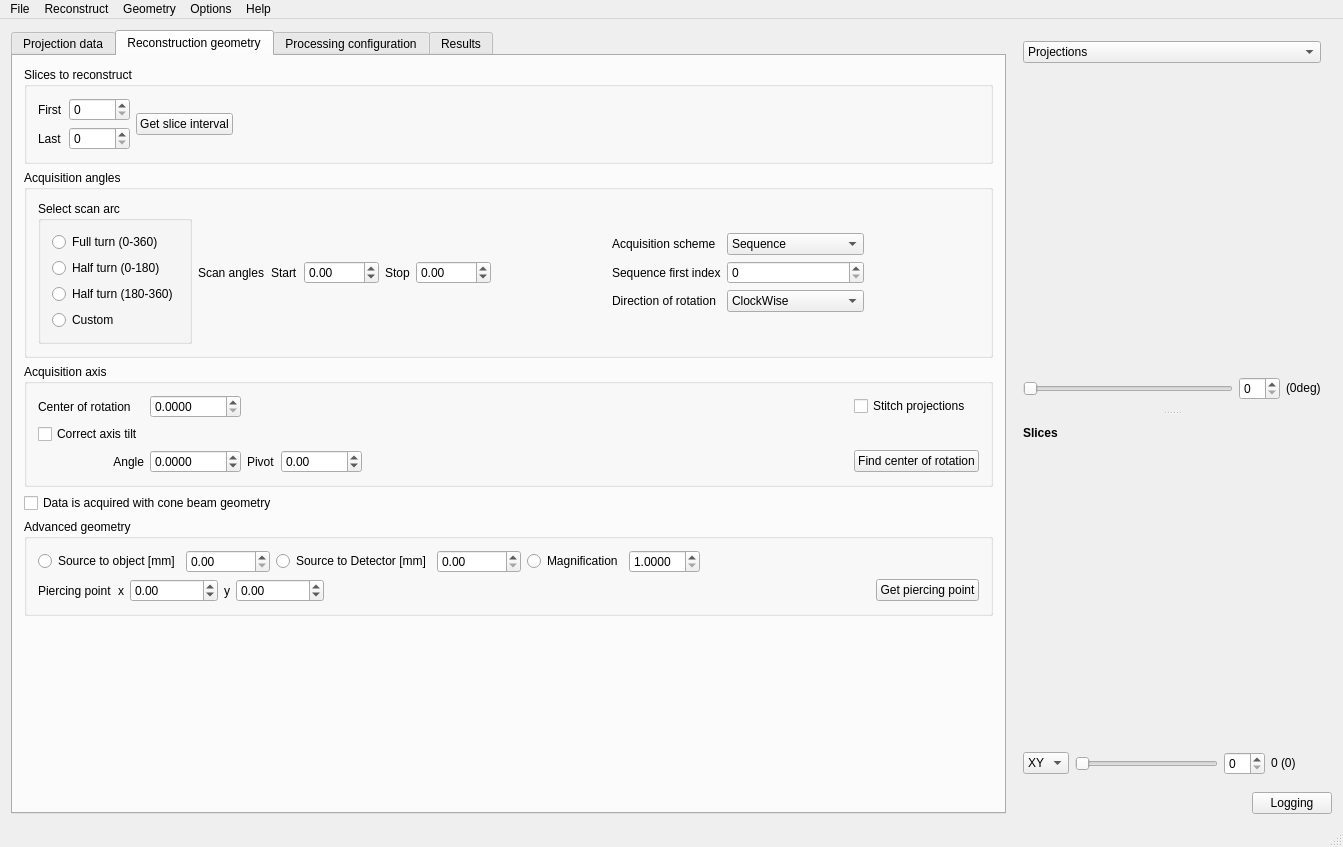
Before: the Qt Designer form applications/muhrec/src/muhrecmainwindow.ui in neutronimaging/imagingsuite, drawn with Qt 5.
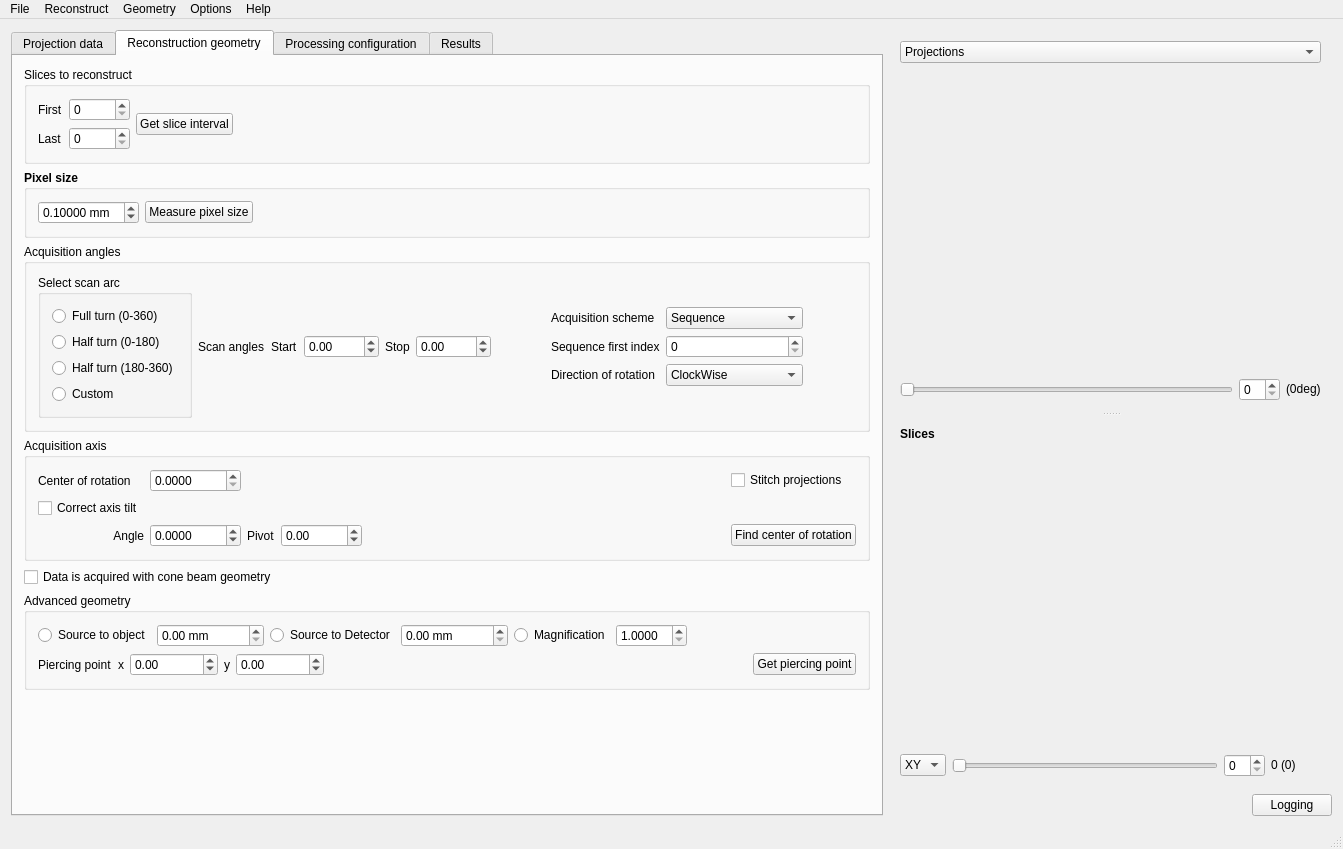
After: the same form once the commit is applied. The open tabs and pages were chosen to show the change. Custom widgets are drawn as their Qt base class.

Commit message: Updated GUI and fixed missing linkage to armadillo.

Patch:
```diff
--- a/applications/muhrec/src/muhrecmainwindow.ui
+++ b/applications/muhrec/src/muhrecmainwindow.ui
@@ -7,7 +7,7 @@
     <x>0</x>
     <y>0</y>
     <width>1343</width>
-    <height>847</height>
+    <height>849</height>
    </rect>
   </property>
   <property name="windowTitle">
@@ -68,16 +68,6 @@
                <string>Projection images</string>
               </property>
               <layout class="QGridLayout" name="gridLayout_2">
-               <item row="2" column="3">
-                <widget class="QPushButton" name="pushButton_measurePixelSize">
-                 <property name="toolTip">
-                  <string>A tool to estimate the pixel size. &lt;br /&gt;Requires an image of an object with known dimensions.</string>
-                 </property>
-                 <property name="text">
-                  <string>Measure</string>
-                 </property>
-                </widget>
-               </item>
                <item row="2" column="8">
                 <widget class="QComboBox" name="comboProjectionStyle">
                  <property name="toolTip">
@@ -413,34 +403,6 @@
                  </property>
                 </spacer>
                </item>
-               <item row="2" column="2">
-                <widget class="QDoubleSpinBox" name="dspinResolution">
-                 <property name="sizePolicy">
-                  <sizepolicy hsizetype="Maximum" vsizetype="Fixed">
-                   <horstretch>0</horstretch>
-                   <verstretch>0</verstretch>
-                  </sizepolicy>
-                 </property>
-                 <property name="toolTip">
-                  <string>The size of the pixels is important to obtain the correct attenuation coefficients.</string>
-                 </property>
-                 <property name="styleSheet">
-                  <string notr="true"/>
-                 </property>
-                 <property name="decimals">
-                  <number>5</number>
-                 </property>
-                 <property name="maximum">
-                  <double>10.000000000000000</double>
-                 </property>
-                 <property name="singleStep">
-                  <double>0.010000000000000</double>
-                 </property>
-                 <property name="value">
-                  <double>0.100000000000000</double>
-                 </property>
-                </widget>
-               </item>
                <item row="1" column="0">
                 <widget class="QLabel" name="label_8">
                  <property name="sizePolicy">
@@ -1045,6 +1007,91 @@
           </layout>
          </widget>
         </item>
+        <item>
+         <widget class="QGroupBox" name="groupBox">
+          <property name="font">
+           <font>
+            <weight>75</weight>
+            <bold>true</bold>
+           </font>
+          </property>
+          <property name="title">
+           <string>Pixel size</string>
+          </property>
+          <layout class="QHBoxLayout" name="horizontalLayout_9">
+           <item>
+            <layout class="QHBoxLayout" name="horizontalLayout_7">
+             <item>
+              <widget class="QDoubleSpinBox" name="dspinResolution">
+               <property name="sizePolicy">
+                <sizepolicy hsizetype="Maximum" vsizetype="Fixed">
+                 <horstretch>0</horstretch>
+                 <verstretch>0</verstretch>
+                </sizepolicy>
+               </property>
+               <property name="font">
+                <font>
+                 <weight>50</weight>
+                 <bold>false</bold>
+                </font>
+               </property>
+               <property name="toolTip">
+                <string>The size of the pixels is important to obtain the correct attenuation coefficients.</string>
+               </property>
+               <property name="styleSheet">
+                <string notr="true"/>
+               </property>
+               <property name="suffix">
+                <string> mm</string>
+               </property>
+               <property name="decimals">
+                <number>5</number>
+               </property>
+               <property name="maximum">
+                <double>10.000000000000000</double>
+               </property>
+               <property name="singleStep">
+                <double>0.010000000000000</double>
+               </property>
+               <property name="value">
+                <double>0.100000000000000</double>
+               </property>
+              </widget>
+             </item>
+             <item>
+              <widget class="QPushButton" name="pushButton_measurePixelSize">
+               <property name="font">
+                <font>
+                 <weight>50</weight>
+                 <bold>false</bold>
+                </font>
+               </property>
+               <property name="toolTip">
+                <string>A tool to estimate the pixel size. &lt;br /&gt;Requires an image of an object with known dimensions.</string>
+               </property>
+               <property name="text">
+                <string>Measure pixel size</string>
+               </property>
+              </widget>
+             </item>
+             <item>
+              <spacer name="horizontalSpacer_4">
+               <property name="orientation">
+                <enum>Qt::Horizontal</enum>
+               </property>
+               <property name="sizeHint" stdset="0">
+                <size>
+                 <width>40</width>
+                 <height>20</height>
+                </size>
+               </property>
+              </spacer>
+             </item>
+            </layout>
+           </item>
+          </layout>
+         </widget>
+        </item>
         <item>
          <widget class="QGroupBox" name="groupBox_AcquisitionAngles">
           <property name="minimumSize">
@@ -1159,6 +1206,9 @@
                  <property name="styleSheet">
                   <string notr="true"/>
                  </property>
+                 <property name="suffix">
+                  <string/>
+                 </property>
                  <property name="minimum">
                   <double>-1000.000000000000000</double>
                  </property>
@@ -1517,7 +1567,7 @@
              <item>
               <widget class="QRadioButton" name="radioButton_SOD">
                <property name="text">
-                <string>Source to object [mm]</string>
+                <string>Source to object</string>
                </property>
                <attribute name="buttonGroup">
                 <string notr="true">buttonGroup_cbctDist</string>
@@ -1529,6 +1579,9 @@
                <property name="toolTip">
                 <string>Cone beam reconstruction needs the distances from source to sample as part of the acquisiton geometry.</string>
                </property>
+               <property name="suffix">
+                <string> mm</string>
+               </property>
                <property name="maximum">
                 <double>999999.989999999990687</double>
                </property>
@@ -1537,7 +1590,7 @@
              <item>
               <widget class="QRadioButton" name="radioButton_SDD">
                <property name="text">
-                <string>Source to Detector [mm]</string>
+                <string>Source to Detector</string>
                </property>
                <attribute name="buttonGroup">
                 <string notr="true">buttonGroup_cbctDist</string>
@@ -1549,6 +1602,9 @@
                <property name="toolTip">
                 <string>Cone beam reconstruction needs the distances from source to detector distance as part of the acquisiton geometry.</string>
                </property>
+               <property name="suffix">
+                <string> mm</string>
+               </property>
                <property name="maximum">
                 <double>999999.989999999990687</double>
                </property>
```
Left out of the diff: 17 changed lines with no effect on the pictures. The commit also changes 2 other files.
